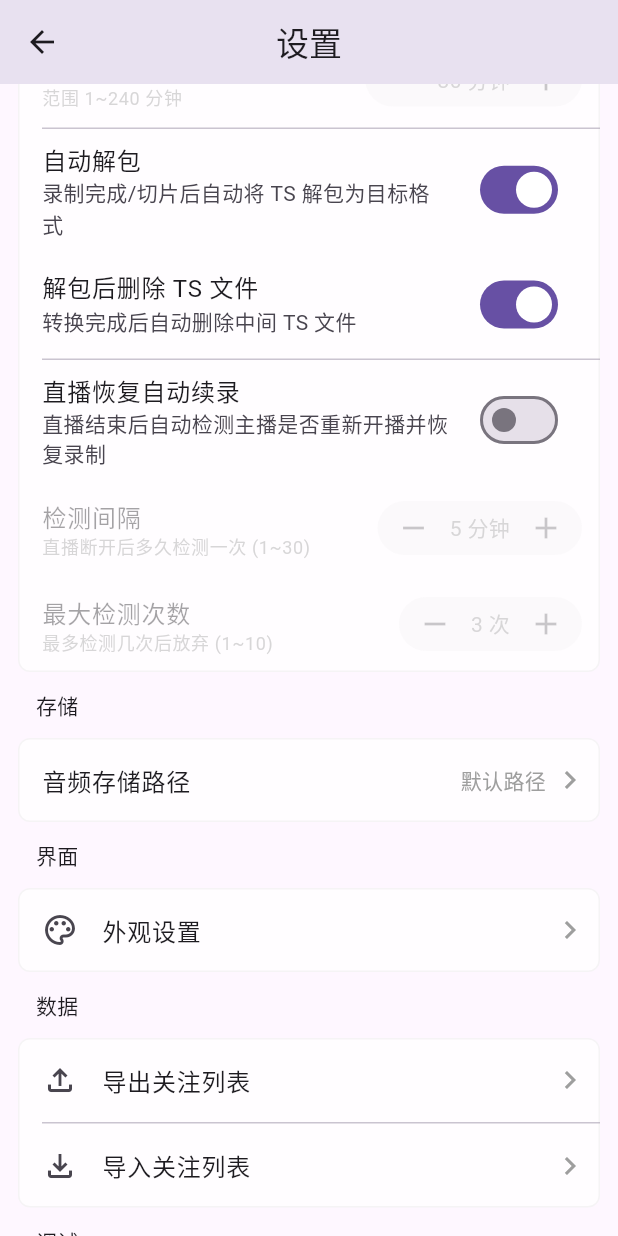
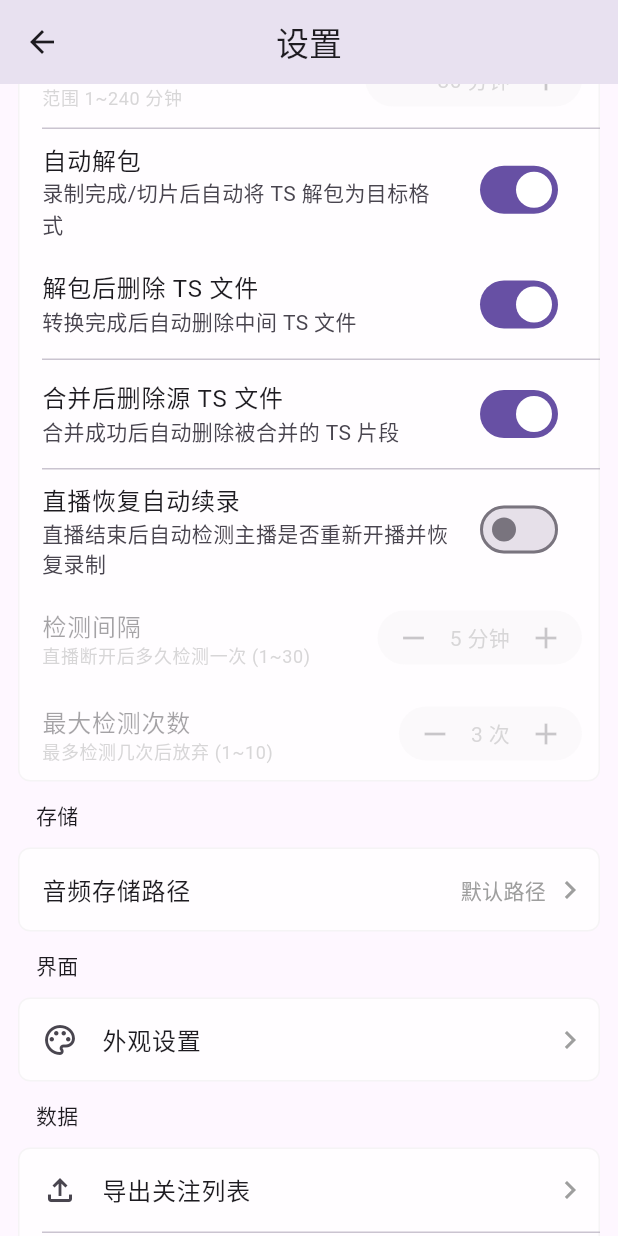
Before and after one commit to BoooSAMA/simple_recorder, a Flutter app: the SettingsPage screen opened by its route, scrolled down 576 dp, on a phone screen of 412 x 824 dp. Run offline on Flutter 3.47's test engine with Material 3 defaults, Android fonts, the phone set to English and light mode, and no system bars; our stand-ins replace file_picker, flutter_local_notifications, flutter_smart_dialog, get, hive, hive_flutter and 6 more; missing offline and left inert: ffmpeg_kit_flutter_platform_interface, flutter_background_service, simple_live_core; accounts and stored records are empty; project files that could hold a hidden picture were left out.

Commit message:
added switch for deleting old ts file after merging ts file from setting page

```diff
--- a/lib/modules/settings/settings_page.dart
+++ b/lib/modules/settings/settings_page.dart
@@ -148,6 +148,15 @@ class SettingsPage extends StatelessWidget {
                     ),
                   );
                 }),
+                const Divider(height: 1, indent: 16),
+                Obx(() => SwitchListTile(
+                      title: const Text("合并后删除源 TS 文件"),
+                      subtitle:
+                          const Text("合并成功后自动删除被合并的 TS 片段"),
+                      value: controller.deleteTsAfterMerge.value,
+                      onChanged: (v) =>
+                          controller.setDeleteTsAfterMerge(v),
+                    )),
                 const Divider(height: 1, indent: 16),
                 Obx(() => SwitchListTile(
                       title: const Text("直播恢复自动续录"),
```
Also changed, not shown: lib/app/controller/app_settings_controller.dart (+10 -0 lines), lib/modules/ts_unpack/ts_unpack_controller.dart (+10 -3 lines), .omo/run-continuation/ses_f8e328117ffeJ7cpaLepSfsnGz.json.
